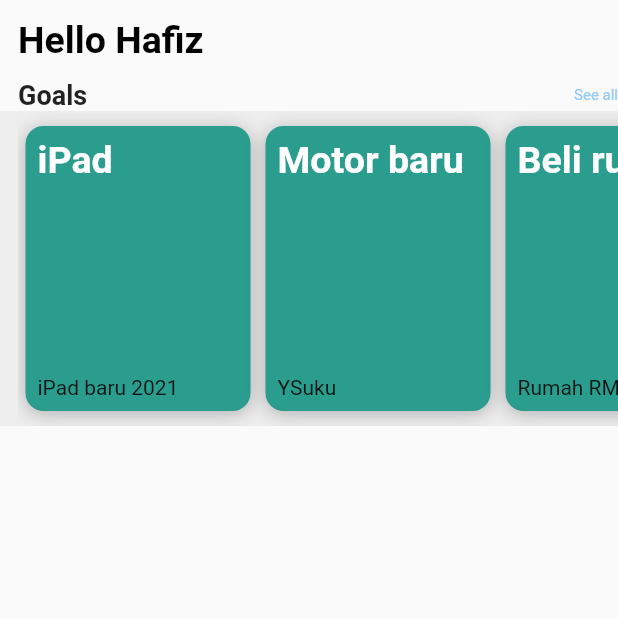
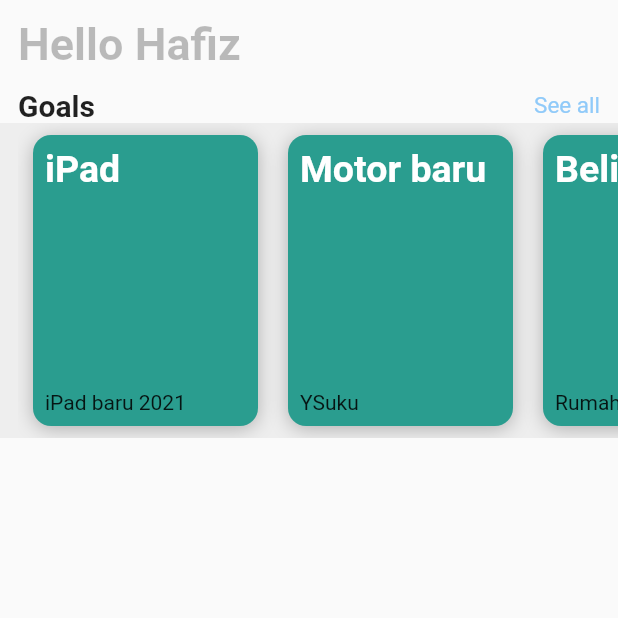
Before and after one commit to heyjude992241/myexpenseapp, a Flutter app: the screen it shows after launch, on a phone screen of 412 x 824 dp, the top half of it. Run offline on Flutter 3.47's test engine with Material 2 defaults, Android fonts, the phone set to English and light mode, and no system bars; our stand-ins replace sqflite; accounts and stored records are empty.

```diff
--- a/lib/screens/home/category.dart
+++ b/lib/screens/home/category.dart
@@ -9,12 +9,12 @@ class Category extends StatelessWidget {
     return Column(
       children: [
         Padding(
-          padding: const EdgeInsets.only(top:12.0, left: 12.0),
+          padding: const EdgeInsets.only(top:12.0, left: 12.0, right: 12.0),
           child: Row(
             mainAxisAlignment: MainAxisAlignment.spaceBetween,
             children: [
-              Text('Goals', style: TextStyle(fontSize: 18.0, fontWeight: FontWeight.bold),),
-              Text('See all', style: TextStyle(fontSize: 10.0, color: Colors.blue[200]),),
+              Text('Goals', style: TextStyle(fontSize: 20.0, fontWeight: FontWeight.bold),),
+              Text('See all', style: TextStyle(fontSize: 15.0, color: Colors.blue[200]),),
             ],
           ),
         ),
@@ -48,8 +48,9 @@ class Goals extends StatelessWidget {
   }
 
   Widget _buildGoal(String title, String description){
-    return Container(
-      margin: EdgeInsets.symmetric(vertical: 10.0, horizontal: 5.0),
+    return Padding(
+      padding: const EdgeInsets.symmetric(horizontal: 10.0, vertical: 8.0),
+      child: Container(
         height: 200,
         width: 150,
         decoration: BoxDecoration(
@@ -77,6 +78,7 @@ class Goals extends StatelessWidget {
             )
           ],
         ),
+      ),
     );
   }
 }
--- a/lib/screens/home/user_bar.dart
+++ b/lib/screens/home/user_bar.dart
@@ -8,7 +8,7 @@ class UserBar extends StatelessWidget {
       child: Row(
         children: [
           Text('Hello Hafiz',
-            style: TextStyle(fontSize: 25.0, fontWeight: FontWeight.bold, color: Colors.black),
+            style: TextStyle(fontSize: 30.0, fontWeight: FontWeight.bold, color: Colors.black26),
           ),
         ],
       ),
--- a/pubspec.yaml
+++ b/pubspec.yaml
@@ -29,6 +29,7 @@ dependencies:
   # Use with the CupertinoIcons class for iOS style icons.
   cupertino_icons: ^1.0.0
   fl_chart: ^0.30.0
+  sqflite:
 
 dev_dependencies:
   flutter_test:
```
Also changed, not shown: lib/utils/Database.dart (added, +55 -0 lines), pubspec.lock. Lines whose indentation alone changed are shown as unchanged.
